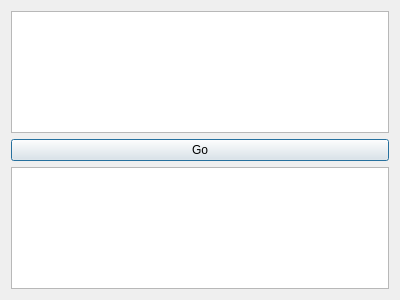
Old version of the form src/mainwindow.ui in the repository pawliczka/optymalizacja.
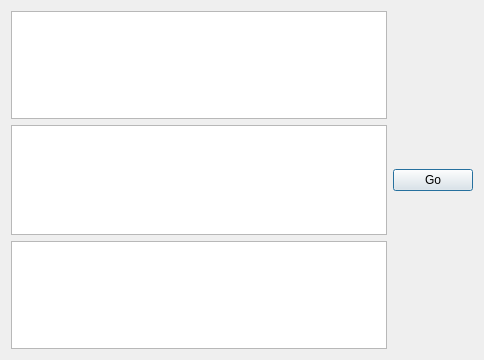
New version of the form.

The edit to the form file:
```diff
--- a/src/mainwindow.ui
+++ b/src/mainwindow.ui
@@ -6,27 +6,37 @@
    <rect>
     <x>0</x>
     <y>0</y>
-    <width>400</width>
-    <height>300</height>
+    <width>484</width>
+    <height>360</height>
    </rect>
   </property>
   <property name="windowTitle">
    <string>Dialog</string>
   </property>
   <layout class="QGridLayout" name="gridLayout_2">
-   <item row="0" column="0">
-    <widget class="QPlainTextEdit" name="text_edit"/>
-   </item>
-   <item row="2" column="0">
-    <widget class="QTextBrowser" name="text_display"/>
-   </item>
    <item row="1" column="0">
+    <widget class="QPlainTextEdit" name="text_edit">
+     <property name="minimumSize">
+      <size>
+       <width>0</width>
+       <height>110</height>
+      </size>
+     </property>
+    </widget>
+   </item>
+   <item row="1" column="1">
     <widget class="QPushButton" name="btn_go">
      <property name="text">
       <string>Go</string>
      </property>
     </widget>
    </item>
+   <item row="3" column="0">
+    <widget class="QTextBrowser" name="text_display"/>
+   </item>
+   <item row="0" column="0">
+    <widget class="QPlainTextEdit" name="text_objFun"/>
+   </item>
   </layout>
  </widget>
  <resources/>
```
